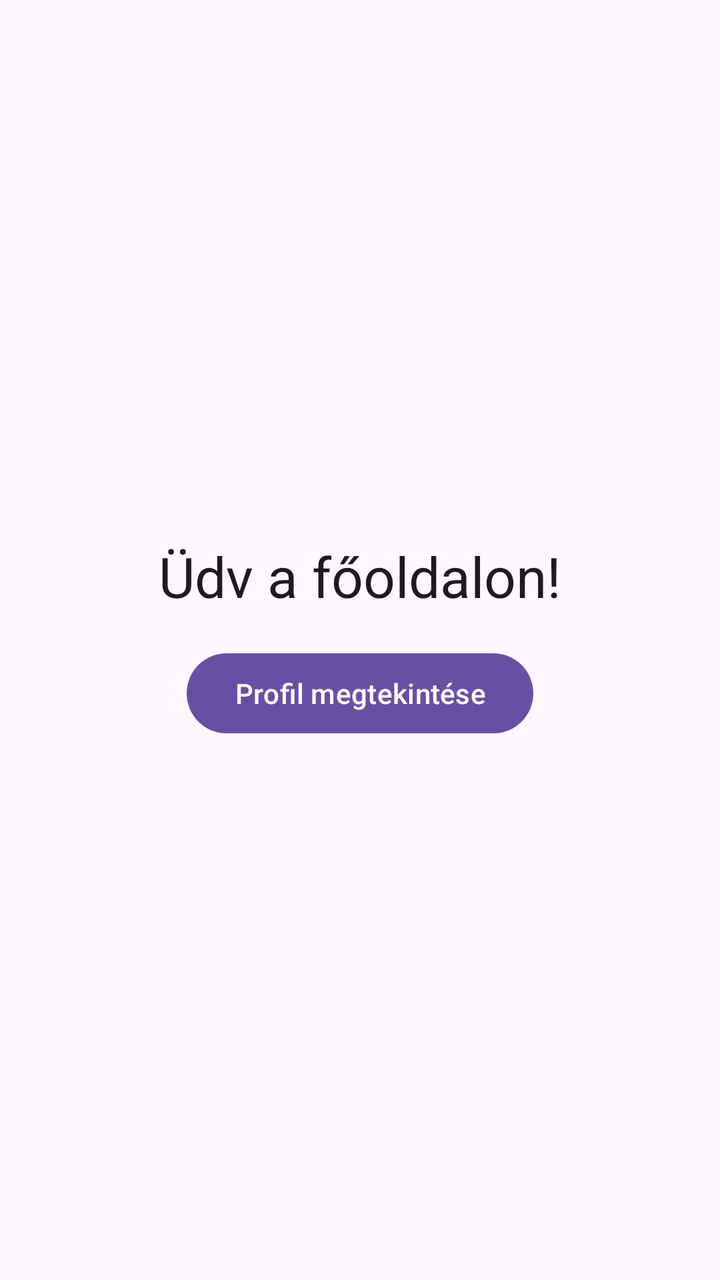
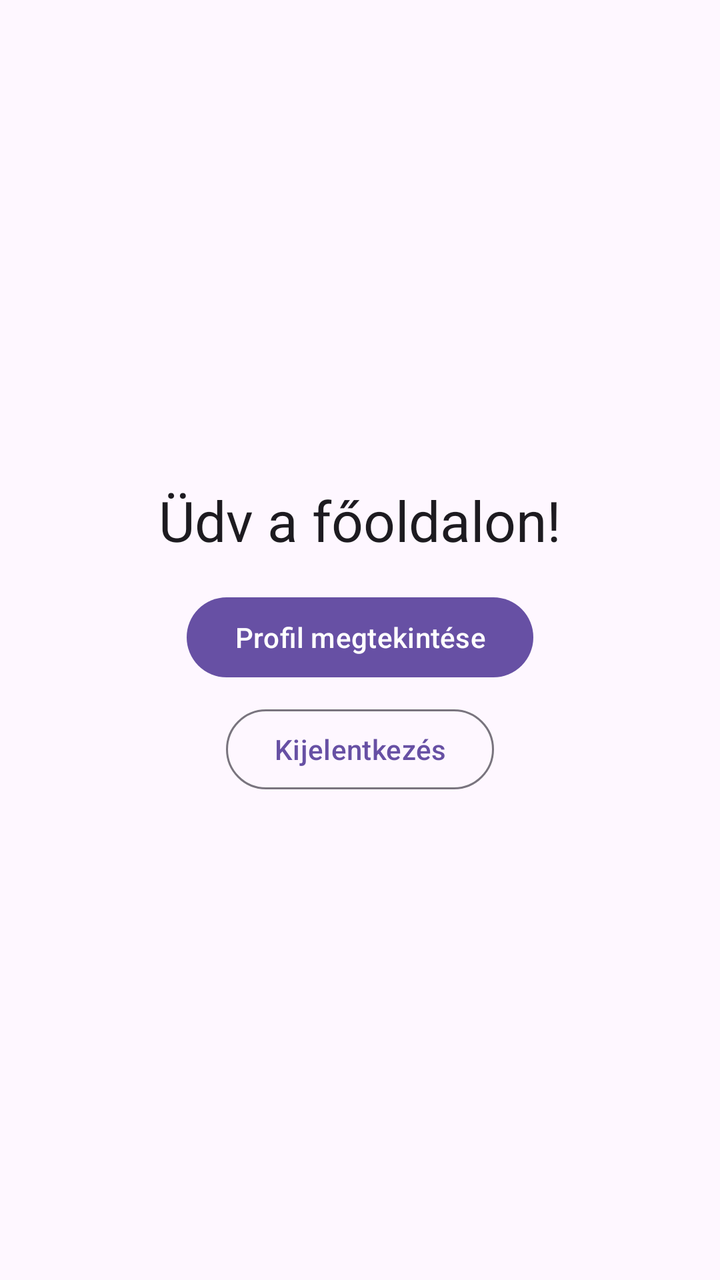

Two renders of the same Android screen: before a commit and after it. Below are the layout's source before the change and the commit's diff.
<!-- AndroidManifest.xml: application theme Theme.Progr3ssApp -->
<!-- res/layout/fragment_home.xml -->
<?xml version="1.0" encoding="utf-8"?>
<LinearLayout xmlns:android="http://schemas.android.com/apk/res/android"
    xmlns:tools="http://schemas.android.com/tools"
    android:layout_width="match_parent"
    android:layout_height="match_parent"
    android:gravity="center"
    android:orientation="vertical"
    android:padding="16dp"
    tools:context=".ui.home.HomeFragment">

    <TextView
        android:id="@+id/tv_home_title"
        android:layout_width="wrap_content"
        android:layout_height="wrap_content"
        android:text="@string/home_welcome"
        android:textAppearance="?attr/textAppearanceHeadlineMedium" />

    <Button
        android:id="@+id/btn_view_profile"
        android:layout_width="wrap_content"
        android:layout_height="wrap_content"
        android:layout_marginTop="16dp"
        android:text="@string/btn_view_profile" />
</LinearLayout>
<!-- resources referenced by this layout -->
<resources>
  <string name="btn_view_profile">Profil megtekintése</string>
  <string name="home_welcome">Üdv a főoldalon!</string>
  <style name="Theme.Progr3ssApp" parent="Theme.Material3.DayNight.NoActionBar" />
</resources>

<!-- the commit's change to res/layout/fragment_home.xml (unified diff, before → after) -->
@@ -21,4 +21,13 @@
         android:layout_height="wrap_content"
         android:layout_marginTop="16dp"
         android:text="@string/btn_view_profile" />
+
+    
+    <Button
+        android:id="@+id/btn_logout"
+        style="@style/Widget.Material3.Button.OutlinedButton"
+        android:layout_width="wrap_content"
+        android:layout_height="wrap_content"
+        android:layout_marginTop="8dp"
+        android:text="@string/btn_logout" />
 </LinearLayout>
<!-- resource entries referenced after the edit -->
@@ -1,5 +1,6 @@
 <!-- resources referenced by this layout -->
 <resources>
+  <string name="btn_logout">Kijelentkezés</string>
   <string name="btn_view_profile">Profil megtekintése</string>
   <string name="home_welcome">Üdv a főoldalon!</string>
   <style name="Theme.Progr3ssApp" parent="Theme.Material3.DayNight.NoActionBar" />
